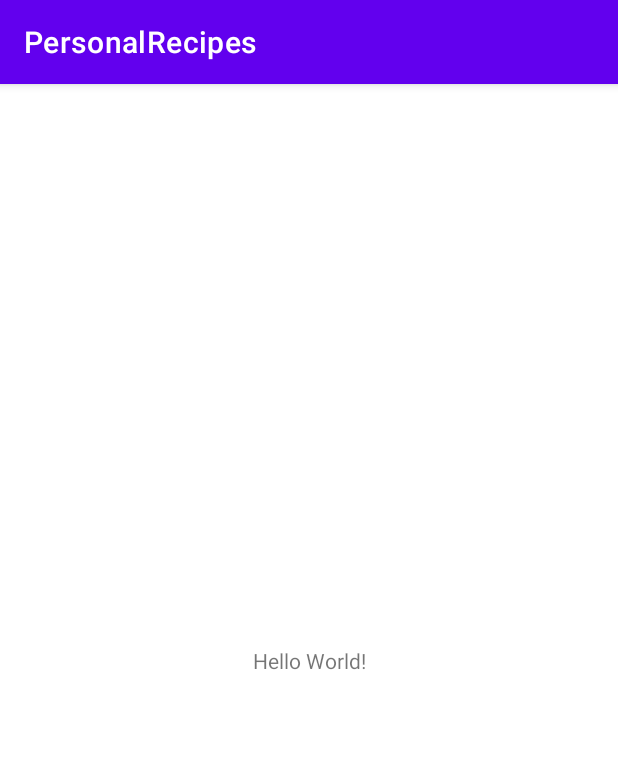
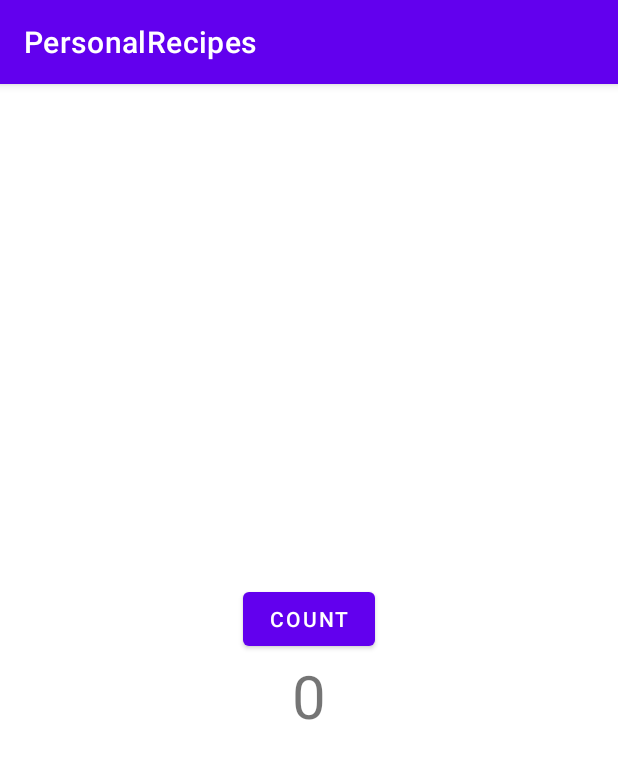
Before and after one commit to mrpaulblack/PersonalRecipes, an Android app: the screen it shows after launch (MainActivity), on a phone screen of 412 x 824 dp. Shown: the top 759 px of the screen. Run offline under Robolectric (Android 15) with nearby library versions, the phone set to English and light mode, and no system bars.

Commit message:
[WIP] fix: set viewBindings build feature to true and refactor main activity
* update dependencies
* add androidx dependecies
* add package name to android manifest

```diff
--- a/app/src/main/AndroidManifest.xml
+++ b/app/src/main/AndroidManifest.xml
@@ -1,12 +1,14 @@
 <?xml version="1.0" encoding="utf-8"?>
 <manifest xmlns:android="http://schemas.android.com/apk/res/android"
-    xmlns:tools="http://schemas.android.com/tools">
+    xmlns:tools="http://schemas.android.com/tools"
+    package="com.github.mrpaulblack.personalrecipes">
 
     <application
         android:allowBackup="true"
         android:dataExtractionRules="@xml/data_extraction_rules"
         android:fullBackupContent="@xml/backup_rules"
         android:icon="@mipmap/ic_launcher"
+        android:roundIcon="@mipmap/ic_launcher_round"
         android:label="@string/app_name"
         android:supportsRtl="true"
         android:theme="@style/Theme.PersonalRecipes"
--- a/app/src/main/java/com/github/mrpaulblack/personalrecipes/MainActivity.kt
+++ b/app/src/main/java/com/github/mrpaulblack/personalrecipes/MainActivity.kt
@@ -8,6 +8,6 @@ class MainActivity : AppCompatActivity() {
         super.onCreate(savedInstanceState)
         setContentView(R.layout.activity_main)
 
-        supportFragmentManager.beginTransaction().replace(com.google.android.material.R.id.container, CounterFragment()).commit();
+        supportFragmentManager.beginTransaction().replace(R.id.container, CounterFragment()).commit();
     }
 }
--- a/app/src/main/res/layout/activity_main.xml
+++ b/app/src/main/res/layout/activity_main.xml
@@ -1,18 +1,8 @@
 <?xml version="1.0" encoding="utf-8"?>
-<androidx.constraintlayout.widget.ConstraintLayout xmlns:android="http://schemas.android.com/apk/res/android"
-    xmlns:app="http://schemas.android.com/apk/res-auto"
+<FrameLayout xmlns:android="http://schemas.android.com/apk/res/android"
     xmlns:tools="http://schemas.android.com/tools"
     android:layout_width="match_parent"
     android:layout_height="match_parent"
-    tools:context=".MainActivity">
-
-    <TextView
-        android:layout_width="wrap_content"
-        android:layout_height="wrap_content"
-        android:text="Hello World!"
-        app:layout_constraintBottom_toBottomOf="parent"
-        app:layout_constraintEnd_toEndOf="parent"
-        app:layout_constraintStart_toStartOf="parent"
-        app:layout_constraintTop_toTopOf="parent" />
-
-</androidx.constraintlayout.widget.ConstraintLayout>
+    android:id="@+id/container"
+    tools:context=".MainActivity"
+    />
```
Also changed, not shown: app/build.gradle (+10 -2 lines).
